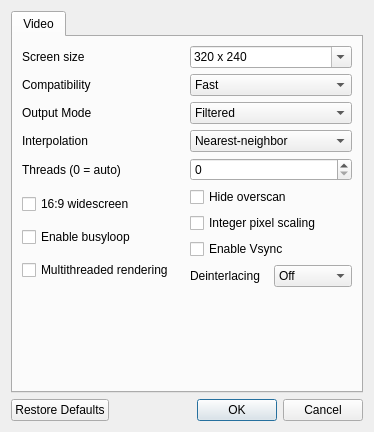
This is Source/3rdParty/mupen64plus-video-angrylion-plus/src/plugin/mupen64plus/UserInterface/MainDialog.ui in SatanNintendo/RMG as Qt 5 draws it before an edit. The edited form follows.
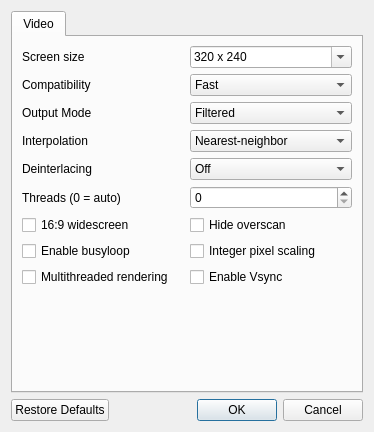
This is the edited form.

```diff
--- a/Source/3rdParty/mupen64plus-video-angrylion-plus/src/plugin/mupen64plus/UserInterface/MainDialog.ui
+++ b/Source/3rdParty/mupen64plus-video-angrylion-plus/src/plugin/mupen64plus/UserInterface/MainDialog.ui
@@ -201,6 +201,42 @@
            </item>
           </layout>
          </item>
+         <item>
+          <layout class="QHBoxLayout" name="viDeinterlaceLayout">
+           <item>
+            <widget class="QLabel" name="viDeinterlaceLabel">
+             <property name="toolTip">
+              <string>Only applies in Filtered VI mode with interlaced (SERRATE) output.</string>
+             </property>
+             <property name="text">
+              <string>Deinterlacing</string>
+             </property>
+            </widget>
+           </item>
+           <item>
+            <widget class="QComboBox" name="viDeinterlaceComboBox">
+             <property name="toolTip">
+              <string>Off: native VI output. Bob: vertical interpolation of the current field. Adaptive: per-pixel blend between the previous field (full detail where the picture is static) and Bob (where it moves).</string>
+             </property>
+             <item>
+              <property name="text">
+               <string>Off</string>
+              </property>
+             </item>
+             <item>
+              <property name="text">
+               <string>Bob</string>
+              </property>
+             </item>
+             <item>
+              <property name="text">
+               <string>Adaptive</string>
+              </property>
+             </item>
+            </widget>
+           </item>
+          </layout>
+         </item>
          <item>
           <layout class="QHBoxLayout" name="horizontalLayout_8">
            <property name="leftMargin">
@@ -281,43 +317,7 @@
                <property name="text">
                 <string>Enable Vsync</string>
                </property>
-             </widget>
-             </item>
-             <item>
-              <layout class="QHBoxLayout" name="viDeinterlaceLayout">
-               <item>
-                <widget class="QLabel" name="viDeinterlaceLabel">
-                 <property name="toolTip">
-                  <string>Only applies in Filtered VI mode with interlaced (SERRATE) output.</string>
-                 </property>
-                 <property name="text">
-                  <string>Deinterlacing</string>
-                 </property>
-                </widget>
-               </item>
-               <item>
-                <widget class="QComboBox" name="viDeinterlaceComboBox">
-                 <property name="toolTip">
-                  <string>Off: native VI output. Bob: vertical interpolation of the current field. Adaptive: per-pixel blend between the previous field (full detail where the picture is static) and Bob (where it moves).</string>
-                 </property>
-                 <item>
-                  <property name="text">
-                   <string>Off</string>
-                  </property>
-                 </item>
-                 <item>
-                  <property name="text">
-                   <string>Bob</string>
-                  </property>
-                 </item>
-                 <item>
-                  <property name="text">
-                   <string>Adaptive</string>
-                  </property>
-                 </item>
-                </widget>
-               </item>
-              </layout>
+              </widget>
              </item>
             </layout>
            </item>
```
